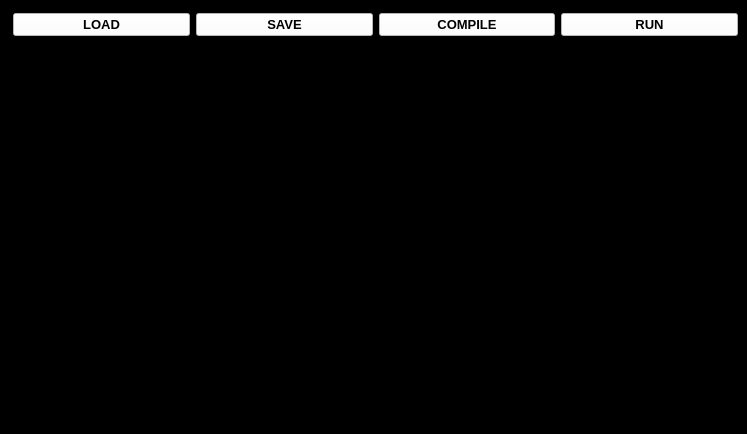
Qt form IDE.ui (Kraison799/WritingMachine) before a commit.
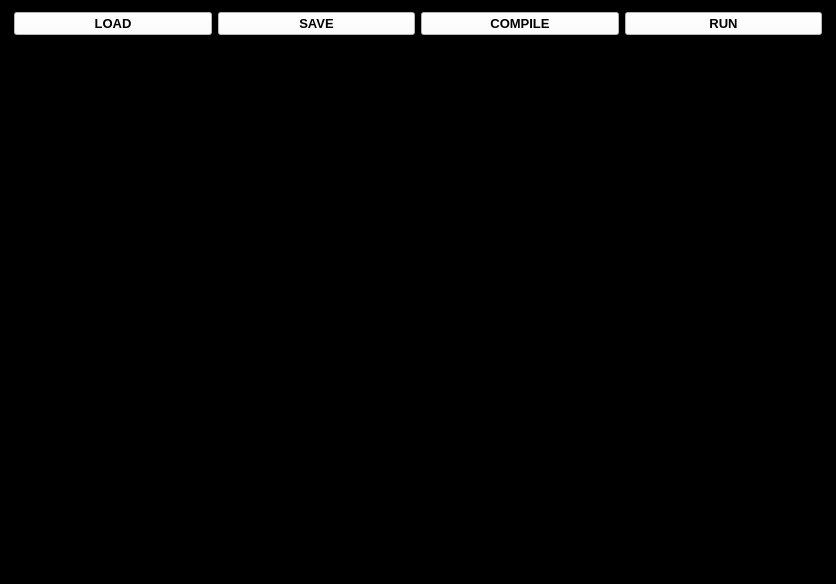
The same form after that commit.

```diff
--- a/IDE.ui
+++ b/IDE.ui
@@ -6,8 +6,8 @@
    <rect>
     <x>0</x>
     <y>0</y>
-    <width>747</width>
-    <height>434</height>
+    <width>836</width>
+    <height>584</height>
    </rect>
   </property>
   <property name="windowTitle">
@@ -17,21 +17,17 @@
    <string notr="true">background-color: rgb(0, 0, 0);</string>
   </property>
   <widget class="QWidget" name="centralwidget">
+   <property name="enabled">
+    <bool>true</bool>
+   </property>
    <property name="maximumSize">
     <size>
-     <width>747</width>
-     <height>414</height>
+     <width>1920</width>
+     <height>1080</height>
     </size>
    </property>
-   <widget class="QWidget" name="verticalLayoutWidget">
-    <property name="geometry">
-     <rect>
-      <x>10</x>
-      <y>10</y>
-      <width>731</width>
-      <height>401</height>
-     </rect>
-    </property>
+   <layout class="QGridLayout" name="gridLayout">
+    <item row="0" column="0">
     <layout class="QVBoxLayout" name="v_layout">
      <property name="sizeConstraint">
       <enum>QLayout::SetMaximumSize</enum>
@@ -47,6 +43,12 @@
      </property>
      <item>
       <layout class="QHBoxLayout" name="horizontalLayout">
+        <property name="leftMargin">
+         <number>2</number>
+        </property>
+        <property name="rightMargin">
+         <number>2</number>
+        </property>
        <item>
         <widget class="QPushButton" name="b_load">
          <property name="font">
@@ -118,7 +120,24 @@
       </layout>
      </item>
     </layout>
-   </widget>
+    </item>
+    <item row="1" column="0">
+     <layout class="QVBoxLayout" name="v_layout2">
+      <property name="leftMargin">
+       <number>3</number>
+      </property>
+      <property name="topMargin">
+       <number>3</number>
+      </property>
+      <property name="rightMargin">
+       <number>3</number>
+      </property>
+      <item>
+       <widget class="QPlainTextEdit" name="errores"/>
+      </item>
+     </layout>
+    </item>
+   </layout>
   </widget>
   <widget class="QStatusBar" name="statusbar"/>
  </widget>
```
Lines whose indentation alone changed are shown as unchanged.
